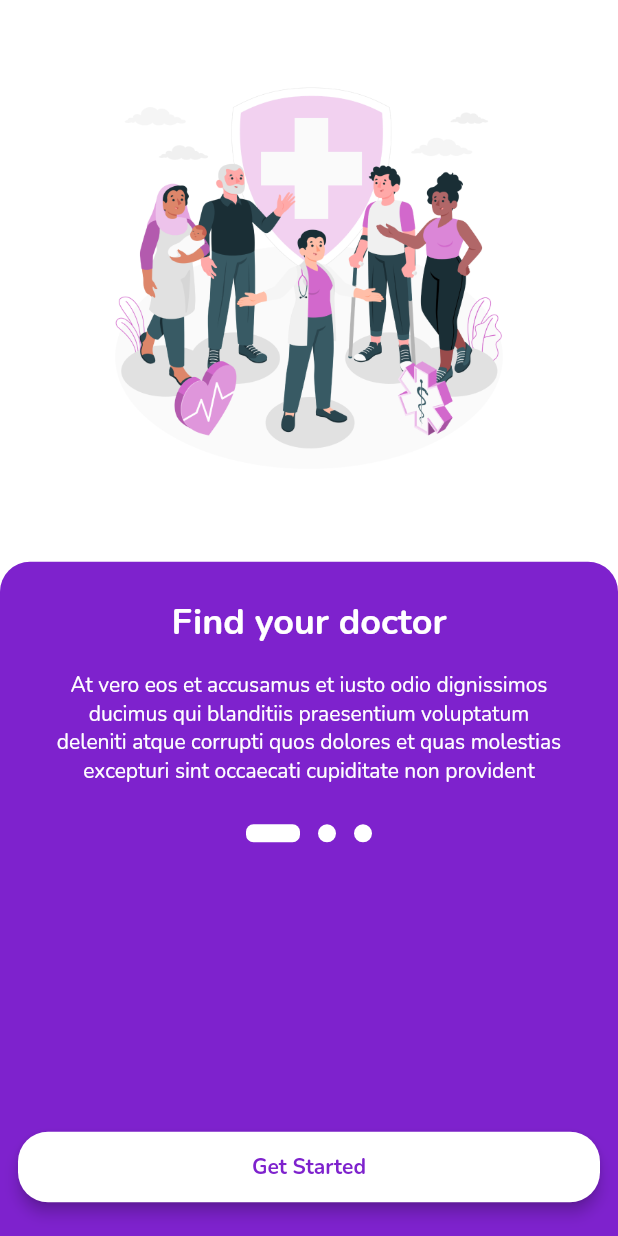
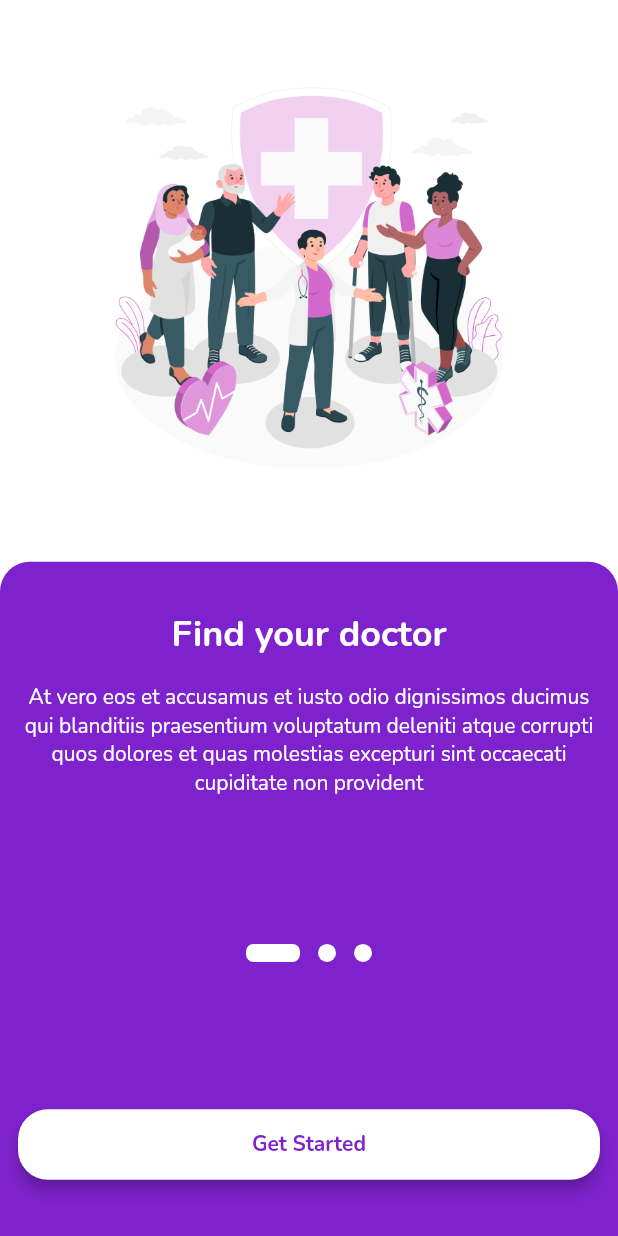
Before and after one commit to tarikbinaziz/gitsdh-mobile_app, a Flutter app: the screen it shows after launch, on a phone screen of 412 x 824 dp. Run offline on Flutter 3.47's test engine with Material 2 defaults, Android fonts, the light colour scheme and no system bars; drawn by our look-alikes of dots_indicator, nb_utils; our stand-ins replace bootstrap_icons, eva_icons_flutter, flutter_boxicons, google_fonts, heroicons; missing offline and left inert: akar_icons_flutter, antdesign_icons.

Commit message:
modify onboarding

```diff
--- a/lib/screens/Onboarding/onboarding.dart
+++ b/lib/screens/Onboarding/onboarding.dart
@@ -57,12 +57,8 @@ class _OnBoardingScreenState extends State<OnBoardingScreen> {
                         child: Column(
                           verticalDirection: VerticalDirection.down,
                           children: [
-                            const SizedBox(
-                              height: 12.0,
-                            ),
-                            const Padding(
-                              padding:
-                                  EdgeInsets.symmetric(horizontal: 24.0),
+                            Padding(
+                              padding: const EdgeInsets.only(top: 20.0),
                               child: Text(
                                 kOnBoardingTittle,
                                 style: TextStyle(
@@ -73,11 +69,9 @@ class _OnBoardingScreenState extends State<OnBoardingScreen> {
                                 textAlign: TextAlign.center,
                               ),
                             ),
-                            const SizedBox(
-                              height: 16.0,
-                            ),
+
                             const Padding(
-                              padding: EdgeInsets.symmetric(horizontal: 24),
+                              padding: EdgeInsets.only(top: 16),
                               child: Text(
                                 kOnBoardingDesc,
                                 style: TextStyle(
@@ -86,9 +80,7 @@ class _OnBoardingScreenState extends State<OnBoardingScreen> {
                                 textAlign: TextAlign.center,
                               ),
                             ),
-                            const SizedBox(
-                              height: 20,
-                            ),
+                            const Spacer(),
                             DotsIndicator(
                               dotsCount: imageList.length,
                               position: index.toDouble(),
@@ -103,7 +95,7 @@ class _OnBoardingScreenState extends State<OnBoardingScreen> {
                             ),
                             const Spacer(),
                             Padding(
-                              padding: const EdgeInsets.only(bottom: 10.0),
+                              padding: const EdgeInsets.only(bottom: 25.0),
                               child: AppButton(
                                 width: double.infinity,
                                 enableScaleAnimation: false,
```
